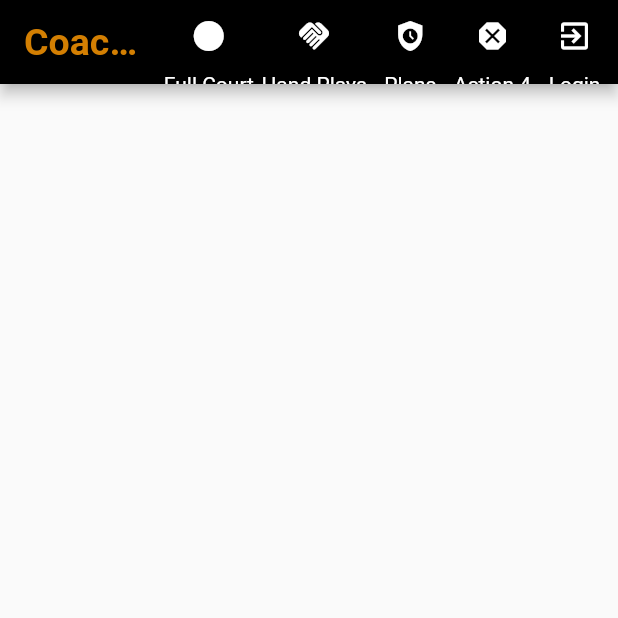
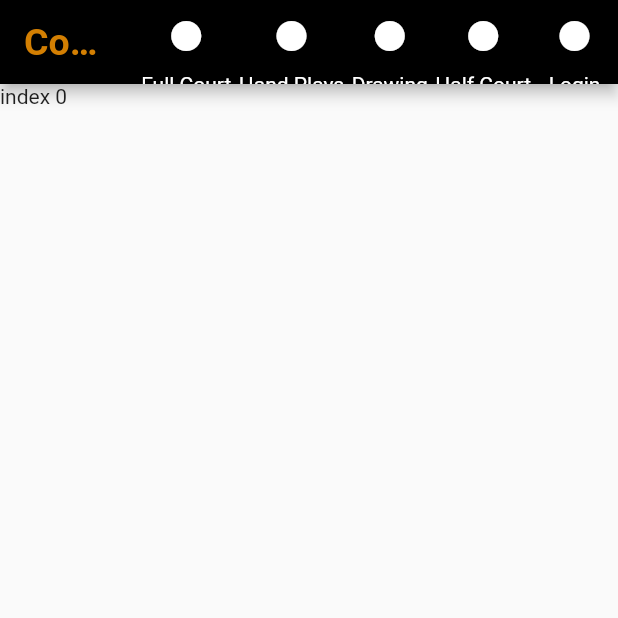
Before and after one commit to james-rosales/coachboard, a Flutter app: the screen it shows after launch, on a phone screen of 412 x 824 dp, the top half of it. Run offline on Flutter 3.47's test engine with Material 2 defaults, Android fonts, the phone set to English and light mode, and no system bars; our stand-ins replace bloc, flutter_bloc, freezed_annotation, go_router; statements that could not run were skipped.

Commit message:
james 233

```diff
--- a/lib/pages/coach_board/appbar/view/coach_board_app_bar.dart
+++ b/lib/pages/coach_board/appbar/view/coach_board_app_bar.dart
@@ -1,4 +1,5 @@
 import 'package:coachboard/pages/coach_board/coach_board.dart';
+import 'package:coachboard/widgets/labeled_icon_button.dart';
 import 'package:flutter/material.dart';
 
 class CoachBordAppBar extends StatelessWidget {
@@ -19,94 +20,25 @@ final controller = PageController(initialPage:0);
         ),
 
       actions: [
-        Padding(
-          padding: const EdgeInsets.only(right:5.0),
-          child: Column(
-            children: [
-              IconButton(
-                icon: const Icon(Icons.circle),
+       LabeledIconButton(label: 'Full Court', iconAction: Icons.circle, onPress: () {
+           controller.animateToPage(0, duration: const Duration(seconds: 1), curve: Curves.easeInOut);
+       },),
 
-                onPressed: () {
-controller.animateToPage(0, duration: const Duration(seconds: 1), curve: Curves.easeInOut);
-                },
-              ),
+      LabeledIconButton(label: 'Hand Plays', iconAction: Icons.circle, onPress: () {
+           controller.animateToPage(1, duration: const Duration(seconds: 1), curve: Curves.easeInOut);
+       },),
 
-              const Align(alignment: FractionalOffset.bottomCenter,
-                child: Text('Full Court')),
-            ],
-          ),
-        ),
-        Padding(
-         padding: const EdgeInsets.only(right:5.0),
-          child: Column(
-            children: [
-              IconButton(
-                icon: const Icon(Icons.handshake),
+        LabeledIconButton(label: 'Drawing', iconAction: Icons.circle, onPress: () {
+           controller.animateToPage(2, duration: const Duration(seconds: 1), curve: Curves.easeInOut);
+       },),
 
-                onPressed: () {
-       controller.animateToPage(1, duration: const Duration(seconds: 1), curve: Curves.easeInOut);
-                },
-              ),
+        LabeledIconButton(label: 'Half Court', iconAction: Icons.circle, onPress: () {
+           controller.animateToPage(3, duration: const Duration(seconds: 1), curve: Curves.easeInOut);
+       },),
 
-              const Align(alignment: FractionalOffset.bottomCenter,
-                child: Text('Hand Plays')),
-            ],
-          ),
-        ),
-
-        Padding(
-        padding: const EdgeInsets.only(right:5.0),
-          child: Column(
-            children: [
-              IconButton(
-                icon: const Icon(Icons.safety_check),
-
-                onPressed: () {
-                  controller.animateToPage(2, duration: const Duration(seconds: 1), curve: Curves.easeInOut);
-                },
-              ),
-
-              const Align(alignment: FractionalOffset.bottomCenter,
-                child: Text('Plans')),
-            ],
-          ),
-        ),
-
-        Padding(
-     padding: const EdgeInsets.only(right:5.0),
-          child: Column(
-            children: [
-              IconButton(
-                icon: const Icon(Icons.dangerous),
-
-                onPressed: () {
-                  controller.animateToPage(3, duration: const Duration(seconds: 1), curve: Curves.easeInOut);
-                },
-              ),
-
-              const Align(alignment: FractionalOffset.bottomCenter,
-                child: Text('Action 4')),
-            ],
-          ),
-        ),
-
-        Padding(
-        padding: const EdgeInsets.only(right:5.0),
-          child: Column(
-            children: [
-              IconButton(
-                icon: const Icon(Icons.exit_to_app_outlined),
-
-                onPressed: () {
-                  controller.animateToPage(4, duration: const Duration(seconds: 1), curve: Curves.easeInOut);
-                },
-              ),
-
-              const Align(alignment: FractionalOffset.bottomCenter,
-                child: Text('Login')),
-            ],
-          ),
-        ),
+        LabeledIconButton(label: 'Login', iconAction: Icons.circle, onPress: () {
+           controller.animateToPage(4, duration: const Duration(seconds: 1), curve: Curves.easeInOut);
+       },),
 
 
       ],
@@ -114,10 +46,10 @@ controller.animateToPage(0, duration: const Duration(seconds: 1), curve: Curves.
     ),
     body:  PageView(physics: const NeverScrollableScrollPhysics(),
     controller: controller,children: [
-      Container(),
-          Container(),
-              Container(),
-                  Container(),
+      Text('index 0'),
+           Text('index 1'),
+            Text('index 3'),
+                  Text('index 4'),
       const LoginPage(),
 
     ],),
--- /dev/null
+++ b/lib/widgets/labeled_icon_button.dart
@@ -0,0 +1,29 @@
+import 'package:flutter/material.dart';
+
+
+class LabeledIconButton extends StatelessWidget {
+   const LabeledIconButton({super.key,  required this.label, this.onPress, required this.iconAction,});
+final VoidCallback? onPress;
+final IconData iconAction;
+final String label;
+  @override
+  Widget build(BuildContext context) {
+    return  Padding(
+          padding: const EdgeInsets.only(right:5.0,),
+          child: Column(
+            children: [
+              IconButton(
+                icon: Icon(iconAction),
+
+                onPressed: () {
+onPress?.call();
+                },
+              ),
+
+               Align(alignment: FractionalOffset.bottomCenter,
+                child: Text(label)),
+            ],
+          ),
+        );
+  }
+}
```
